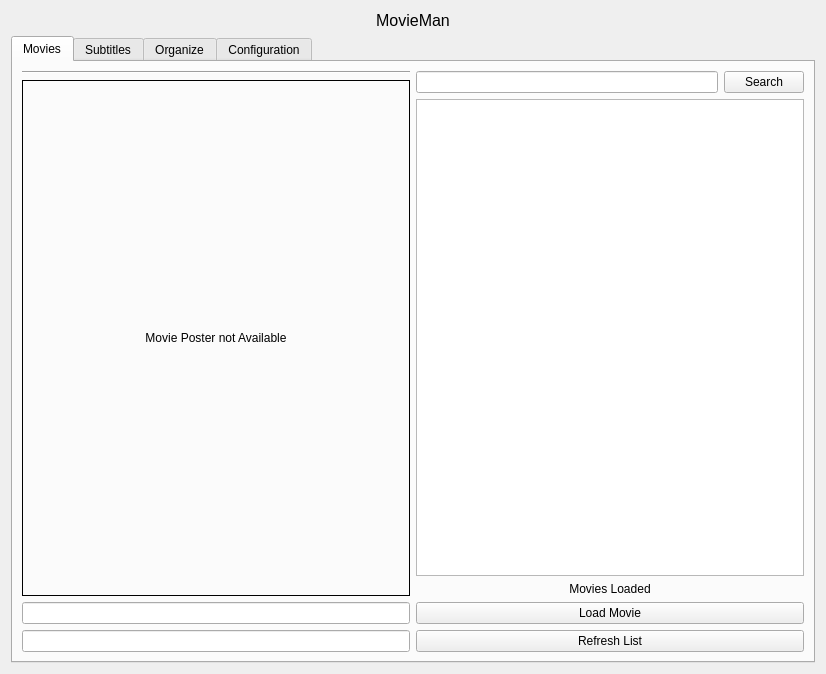
Qt form template.ui (venkat24/movieman) before a commit.
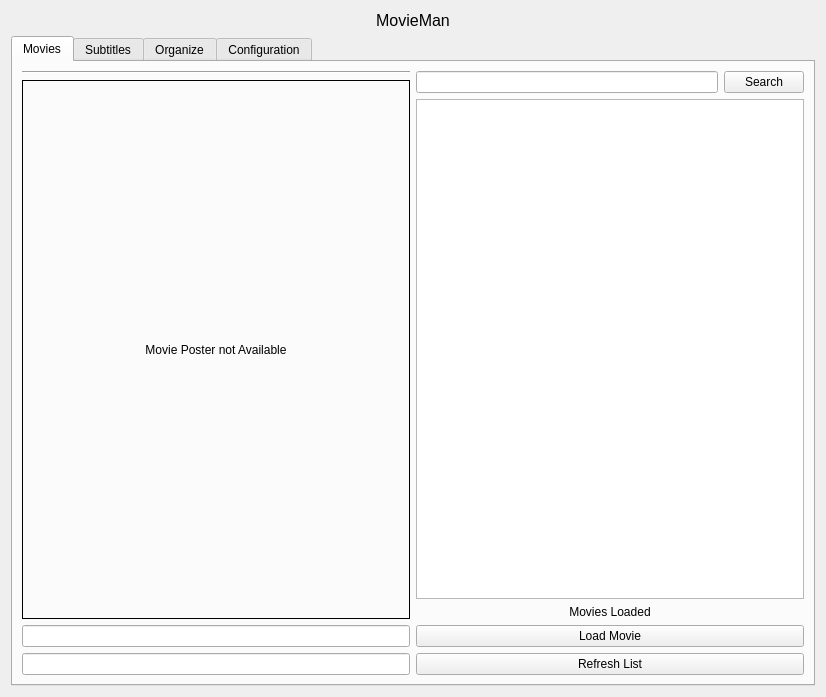
The same form after that commit.

Commit message: Clickable list interface

Diff of the .ui file:
```diff
--- a/template.ui
+++ b/template.ui
@@ -7,7 +7,7 @@
     <x>0</x>
     <y>0</y>
     <width>826</width>
-    <height>674</height>
+    <height>697</height>
    </rect>
   </property>
   <property name="windowTitle">
@@ -147,20 +147,7 @@
               </layout>
              </item>
              <item>
-              <widget class="QListView" name="listView">
-               <property name="sizePolicy">
-                <sizepolicy hsizetype="Preferred" vsizetype="Expanding">
-                 <horstretch>0</horstretch>
-                 <verstretch>0</verstretch>
-                </sizepolicy>
-               </property>
-               <property name="editTriggers">
-                <set>QAbstractItemView::NoEditTriggers</set>
-               </property>
-               <property name="alternatingRowColors">
-                <bool>true</bool>
-               </property>
-              </widget>
+              <widget class="QListWidget" name="listView"/>
              </item>
              <item>
               <widget class="QLabel" name="label_3">
```
The commit also changes 4 other files.
